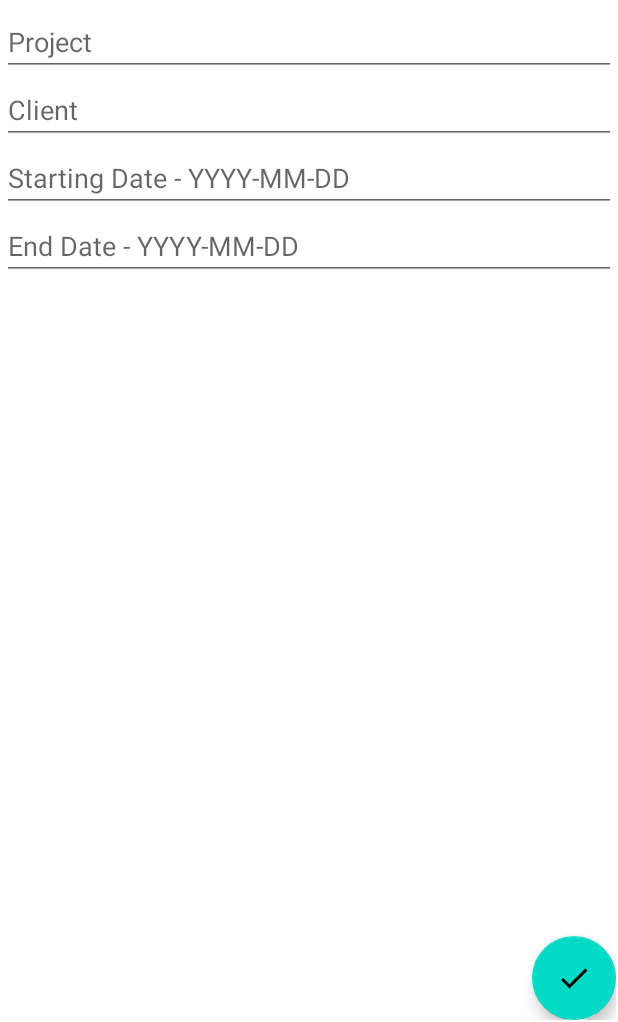
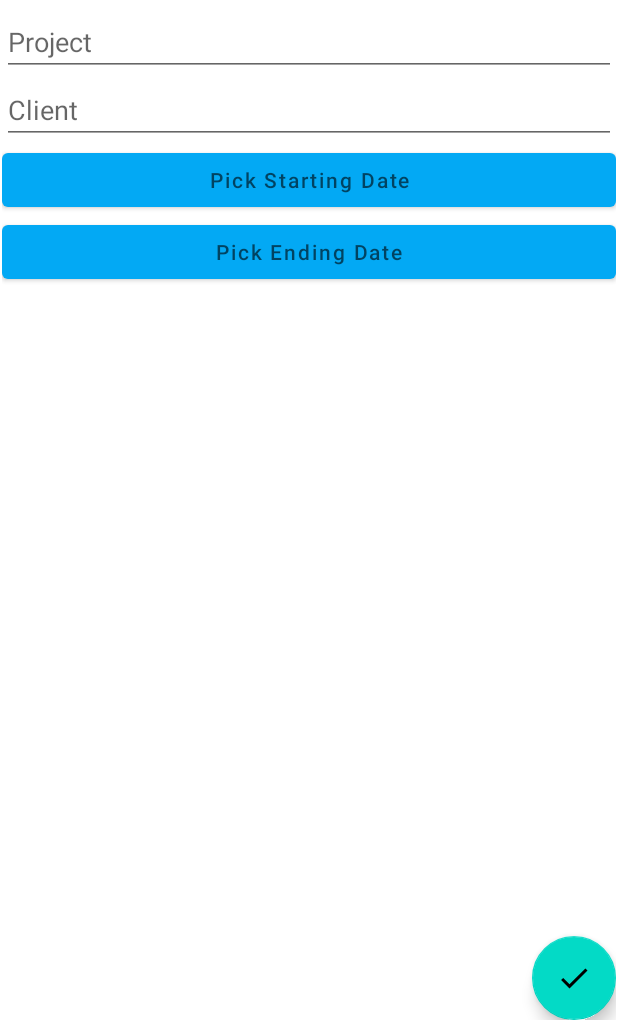
Before and after one commit to vishal-nagarajan/TaskApp, an Android app: the AddNoteFragment screen opened through its navigation route, after a tap on an icon or button, on a phone screen of 412 x 824 dp, the part 214-1236 px from its top. Run offline under Robolectric (Android 15) with nearby library versions, the phone set to English and light mode, and no system bars; our stand-ins replace navigation-ui.

Commit message:
datepick commit

```diff
--- a/app/src/main/java/com/example/mynotes/Ui/AddNoteFragment.kt
+++ b/app/src/main/java/com/example/mynotes/Ui/AddNoteFragment.kt
@@ -1,19 +1,20 @@
 package com.example.mynotes.Ui
 
-import android.os.AsyncTask
-import android.os.AsyncTask.execute
+import android.app.DatePickerDialog
 import android.os.Bundle
-import androidx.fragment.app.Fragment
 import android.view.LayoutInflater
 import android.view.View
 import android.view.ViewGroup
-import android.widget.Toast
+import android.widget.EditText
+import android.widget.TextView
 import androidx.navigation.Navigation
 import com.example.mynotes.R
 import com.example.mynotes.db.Note
 import com.example.mynotes.db.NoteDatabase
 import kotlinx.android.synthetic.main.fragment_add_note.*
 import kotlinx.coroutines.launch
+import java.text.SimpleDateFormat
+import java.util.*
 
 class AddNoteFragment : BaseFragment() {
     override fun onCreateView(
@@ -25,15 +26,77 @@ class AddNoteFragment : BaseFragment() {
     }
 
     override fun onActivityCreated(savedInstanceState: Bundle?) {
+        var stDate : String =""
+        var edDate : String=""
         super.onActivityCreated(savedInstanceState)
+        val cal = Calendar.getInstance()
+        val cal2 = Calendar.getInstance()
+//        var textview_date: TextView? = null
+//        textview_date = this.display_start_date
+         //create an OnDateSetListener
+         fun updateStartDate(): String {
+             val myFormat = "dd/MM/yyyy" // mention the format you need
+             val sdf = SimpleDateFormat(myFormat, Locale.US)
+             return sdf.format(cal.getTime())
+         }
+        fun updateEndDate(): String {
+            val myFormat = "dd/MM/yyyy" // mention the format you need
+            val edf = SimpleDateFormat(myFormat, Locale.US)
+            return edf.format(cal2.getTime())
+        }
+            val dateSetListener =
+                DatePickerDialog.OnDateSetListener { _, year, monthOfYear, dayOfMonth ->
+                    cal.set(Calendar.YEAR, year)
+                    cal.set(Calendar.MONTH, monthOfYear)
+                    cal.set(Calendar.DAY_OF_MONTH, dayOfMonth)
+                    stDate=updateStartDate()
+                }
+
+            // when you click on the button, show DatePickerDialog that is set with OnDateSetListener
+            start_date_pick.setOnClickListener {
+                context?.let {
+                    DatePickerDialog(
+                        it,
+                        dateSetListener,
+                        // set DatePickerDialog to point to today's date when it loads up
+                        cal.get(Calendar.YEAR),
+                        cal.get(Calendar.MONTH),
+                        cal.get(Calendar.DAY_OF_MONTH)
+                    ).show()
+
+                }
+            }
+        val dateSetListener2 =
+            DatePickerDialog.OnDateSetListener { _, year, monthOfYear, dayOfMonth ->
+                cal2.set(Calendar.YEAR, year)
+                cal2.set(Calendar.MONTH, monthOfYear)
+                cal2.set(Calendar.DAY_OF_MONTH, dayOfMonth)
+                edDate=updateEndDate()
+
+            }
+
+        end_date_pick.setOnClickListener {
+                    context?.let {
+                        DatePickerDialog(
+                            it,
+                            dateSetListener2,
+                            // set DatePickerDialog to point to today's date when it loads up
+                            cal2.get(Calendar.YEAR),
+                            cal2.get(Calendar.MONTH),
+                            cal2.get(Calendar.DAY_OF_MONTH)).show()
+
+                    }
+            }
+
+
 
         button_save.setOnClickListener{
             val noteTask = edit_task.text.toString().trim()
             val noteDescription = edit_description.text.toString().trim()
             val noteClient = edit_client.text.toString().trim()
             val noteProject = edit_project.text.toString().trim()
-            val noteStartDate = (edit_start_date.text.toString().trim())
-            val noteEndDate = (edit_end_date.text.toString().trim())
+            val noteStartDate = stDate
+            val noteEndDate = edDate
             if(noteTask.isEmpty()){
                 edit_task.error = "task required"
                 edit_task.requestFocus()
@@ -50,7 +113,7 @@ class AddNoteFragment : BaseFragment() {
                 return@setOnClickListener
             }
             if(noteProject.isEmpty()){
-                edit_project.error = "project required"
+                edit_project.error = "project requaired"
                 edit_project.requestFocus()
                 return@setOnClickListener
             }
--- a/app/src/main/java/com/example/mynotes/db/Note.kt
+++ b/app/src/main/java/com/example/mynotes/db/Note.kt
@@ -4,12 +4,12 @@ import androidx.room.Entity
 import androidx.room.PrimaryKey
 
 @Entity
-data class Note (
+data class Note(
     val task: String,
     val description:String,
     val client:String,
     val project:String,
-    val startDate:String,
+    val startDate: String,
     val endDate:String) {
     @PrimaryKey(autoGenerate = true)
     var id: Int =0
--- a/app/src/main/res/layout/fragment_add_note.xml
+++ b/app/src/main/res/layout/fragment_add_note.xml
@@ -37,22 +37,43 @@
         android:id="@+id/edit_client"
         android:inputType="text"
         />
-    <EditText
-        android:layout_below="@+id/edit_client"
+<!--    <EditText-->
+<!--        android:layout_below="@+id/edit_client"-->
+<!--        android:layout_width="match_parent"-->
+<!--        android:layout_height="wrap_content"-->
+<!--        android:hint="@string/starting_date_yyyy_mm_dd"-->
+<!--        android:id="@+id/edit_start_date"-->
+<!--        android:inputType="text"-->
+<!--        />-->
+    <Button
         android:layout_width="match_parent"
         android:layout_height="wrap_content"
-        android:hint="@string/starting_date_yyyy_mm_dd"
-        android:id="@+id/edit_start_date"
-        android:inputType="text"
+        android:layout_below="@+id/edit_client"
+        android:hint="@string/pick_starting_date"
+        android:id="@+id/start_date_pick"
         />
-    <EditText
-        android:layout_below="@+id/edit_start_date"
+<!--    <EditText-->
+<!--        android:layout_below="@+id/start_date_pick"-->
+<!--        android:layout_width="match_parent"-->
+<!--        android:layout_height="wrap_content"-->
+<!--        android:hint="@string/end_date_yyyy_mm_dd"-->
+<!--        android:id="@+id/edit_end_date"-->
+<!--        android:inputType="text"-->
+<!--        />-->
+    <Button
         android:layout_width="match_parent"
         android:layout_height="wrap_content"
-        android:hint="@string/end_date_yyyy_mm_dd"
-        android:id="@+id/edit_end_date"
-        android:inputType="text"
+        android:layout_below="@+id/start_date_pick"
+        android:hint="@string/pick_ending_date"
+        android:id="@+id/end_date_pick"
         />
+<!--    <TextView-->
+<!--        android:layout_width="match_parent"-->
+<!--        android:layout_height="wrap_content"-->
+<!--        android:id="@+id/display_start_date"-->
+<!--        android:textSize="35dp"-->
+<!--        android:padding="20dp"-->
+<!--        />-->
 
 
     <com.google.android.material.floatingactionbutton.FloatingActionButton
--- a/app/src/main/res/values/strings.xml
+++ b/app/src/main/res/values/strings.xml
@@ -17,4 +17,6 @@
     <string name="tasks_in_n_progress">Tasks in \n progress</string>
     <string name="tasks_over_n_due">Tasks over\n due</string>
     <string name="tasks_yet_n_to_be_due">Tasks yet\n to be due</string>
+    <string name="pick_starting_date">Pick Starting Date</string>
+    <string name="pick_ending_date">Pick Ending Date</string>
 </resources>
```
